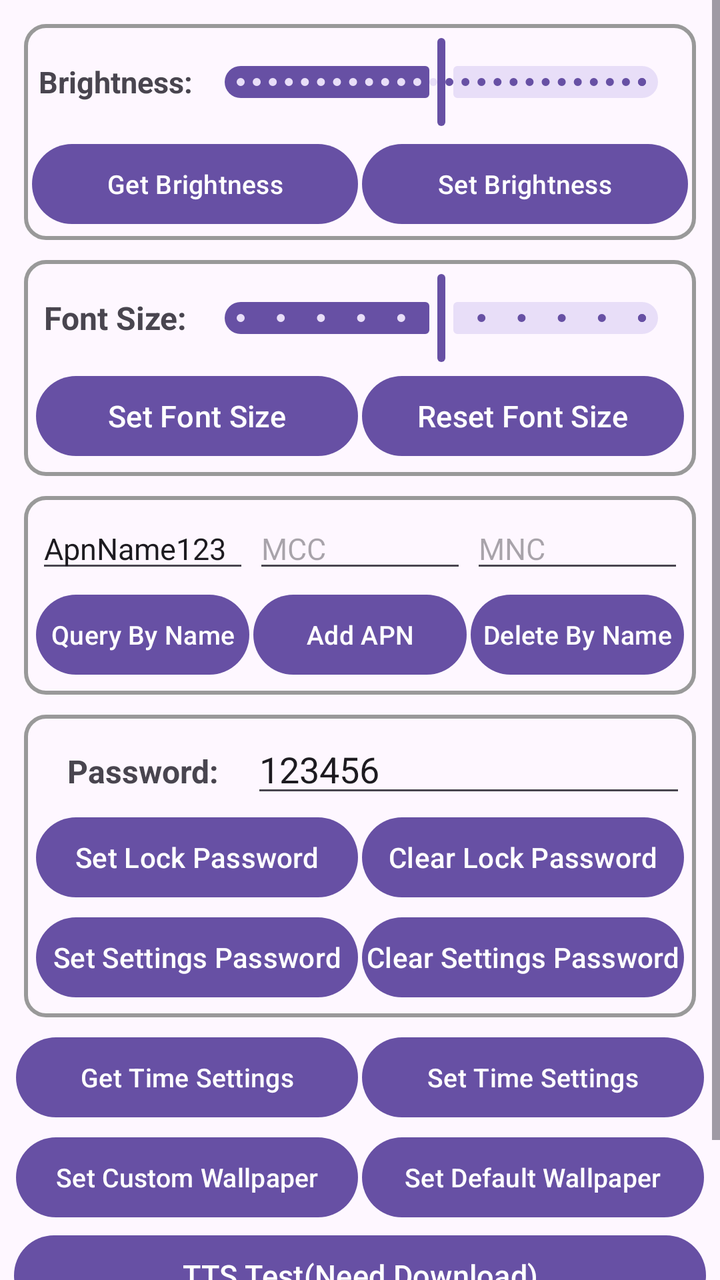
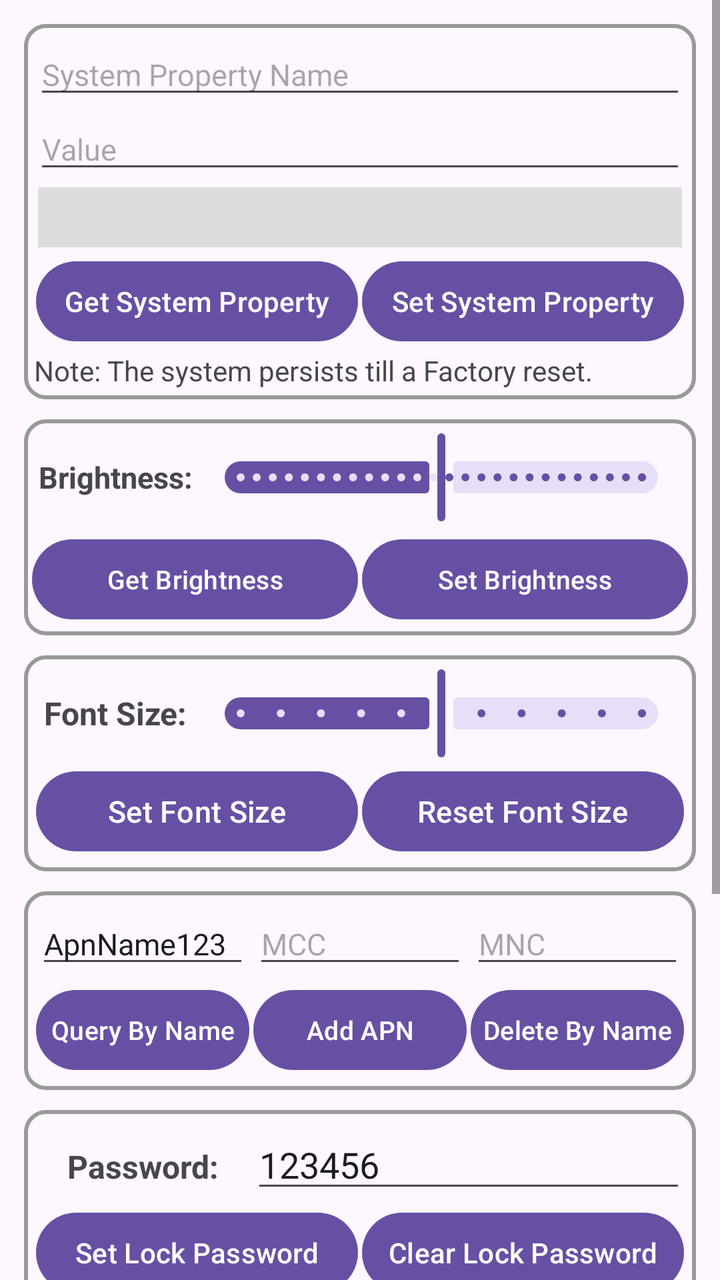

Two renders of the same Android screen: before a commit and after it. Below are the layout's source before the change and the commit's diff.
<!-- AndroidManifest.xml: application theme Theme.POSGeneralSDKDemo -->
<!-- res/layout/activity_settings.xml -->
<?xml version="1.0" encoding="utf-8"?>
<LinearLayout xmlns:android="http://schemas.android.com/apk/res/android"
    xmlns:app="http://schemas.android.com/apk/res-auto"
    xmlns:tools="http://schemas.android.com/tools"
    android:id="@+id/main"
    android:layout_width="match_parent"
    android:layout_height="match_parent"
    android:orientation="vertical">


    <ScrollView
        android:layout_width="match_parent"
        android:layout_height="match_parent">

        <LinearLayout
            android:layout_width="match_parent"
            android:layout_height="wrap_content"
            android:orientation="vertical"
            android:padding="7dp">

            <LinearLayout
                android:layout_width="match_parent"
                android:layout_height="wrap_content"
                android:orientation="vertical"
                android:background="@drawable/border"
                android:layout_margin="5dp"
                >

                <LinearLayout
                    android:layout_width="match_parent"
                    android:layout_height="wrap_content"
                    android:layout_margin="2dp"
                    android:orientation="horizontal">

                    <TextView
                        android:layout_width="0dp"
                        android:layout_height="match_parent"
                        android:layout_weight="1"
                        android:text="Brightness:"
                        android:textSize="15sp"
                        android:textStyle="bold"
                        android:gravity="center"/>

                    <com.google.android.material.slider.Slider
                        android:id="@+id/sliderBrightness"
                        android:layout_width="0dp"
                        android:layout_height="wrap_content"
                        android:layout_weight="3"
                        android:valueFrom="1"
                        android:valueTo="255"
                        android:value="128"
                        android:stepSize="1"/>

                </LinearLayout>

                <LinearLayout
                    android:layout_width="match_parent"
                    android:layout_height="wrap_content"
                    android:orientation="horizontal">

                    <Button
                        android:id="@+id/btnGetBrightness"
                        android:layout_width="0dp"
                        android:layout_height="wrap_content"
                        android:layout_weight="1"
                        android:text="Get Brightness"
                        android:textSize="13sp"
                        android:layout_margin="1dp"
                        android:padding="0dp"/>

                    <Button
                        android:id="@+id/btnSetBrightness"
                        android:layout_width="0dp"
                        android:layout_height="wrap_content"
                        android:layout_weight="1"
                        android:text="Set Brightness"
                        android:textSize="13sp"
                        android:layout_margin="1dp"
                        android:padding="0dp"/>


                </LinearLayout>

            </LinearLayout>

            <LinearLayout
                android:layout_width="match_parent"
                android:layout_height="wrap_content"
                android:layout_margin="5dp"
                android:padding="5dp"
                android:background="@drawable/border"
                android:orientation="vertical">

                <LinearLayout
                    android:layout_width="match_parent"
                    android:layout_height="wrap_content"
                    android:orientation="horizontal">

                    <TextView
                        android:layout_width="0dp"
                        android:layout_height="match_parent"
                        android:layout_weight="1"
                        android:text="Font Size:"
                        android:textSize="16sp"
                        android:textStyle="bold"
                        android:gravity="center" />

                    <com.google.android.material.slider.Slider
                        android:id="@+id/sliderFontSize"
                        android:layout_width="0dp"
                        android:layout_height="wrap_content"
                        android:layout_weight="3"
                        android:valueFrom="0.5"
                        android:valueTo="1.5"
                        android:value="1"
                        android:stepSize="0.1"/>


                </LinearLayout>


                <LinearLayout
                    android:layout_width="match_parent"
                    android:layout_height="wrap_content"
                    android:orientation="horizontal">

                    <Button
                        android:id="@+id/btnSetFontSize"
                        android:layout_width="0dp"
                        android:layout_height="wrap_content"
                        android:layout_weight="1"
                        android:text="Set Font Size"
                        android:textSize="15sp"
                        android:layout_margin="1dp"
                        android:padding="0dp"/>

                    <Button
                        android:id="@+id/btnResetFontSize"
                        android:layout_width="0dp"
                        android:layout_height="wrap_content"
                        android:layout_weight="1"
                        android:text="Reset Font Size"
                        android:layout_margin="1dp"
                        android:textSize="15sp"
                        android:padding="0dp"/>

                </LinearLayout>

            </LinearLayout>

            <LinearLayout
                android:layout_width="match_parent"
                android:layout_height="wrap_content"
                android:layout_margin="5dp"
                android:padding="5dp"
                android:background="@drawable/border"
                android:orientation="vertical">

                <LinearLayout
                    android:layout_width="match_parent"
                    android:layout_height="wrap_content"
                    android:orientation="horizontal">

                    <EditText
                        android:id="@+id/etApnName"
                        android:layout_width="0dp"
                        android:layout_height="wrap_content"
                        android:layout_weight="2"
                        android:layout_margin="1dp"
                        android:textSize="15sp"
                        android:text="ApnName123"
                        android:hint="APN"/>

                    <EditText
                        android:id="@+id/etMobileCountryCode"
                        android:layout_width="0dp"
                        android:layout_height="wrap_content"
                        android:layout_weight="2"
                        android:layout_margin="1dp"
                        android:textSize="15sp"
                        android:hint="MCC"/>

                    <EditText
                        android:id="@+id/etMobileNetworkCode"
                        android:layout_width="0dp"
                        android:layout_height="wrap_content"
                        android:layout_weight="2"
                        android:layout_margin="1dp"
                        android:textSize="15sp"
                        android:hint="MNC"/>


                </LinearLayout>


                <LinearLayout
                    android:layout_width="match_parent"
                    android:layout_height="wrap_content"
                    android:orientation="horizontal">

                    <Button
                        android:id="@+id/btnQueryApnByName"
                        android:layout_width="0dp"
                        android:layout_height="wrap_content"
                        android:layout_weight="1"
                        android:text="Query By Name"
                        android:textSize="13sp"
                        android:layout_margin="1dp"
                        android:padding="0dp"/>

                    <Button
                        android:id="@+id/btnAddApn"
                        android:layout_width="0dp"
                        android:layout_height="wrap_content"
                        android:layout_weight="1"
                        android:text="Add APN"
                        android:layout_margin="1dp"
                        android:textSize="13sp"
                        android:padding="0dp"/>

                    <Button
                        android:id="@+id/btnDeleteApnByName"
                        android:layout_width="0dp"
                        android:layout_height="wrap_content"
                        android:layout_weight="1"
                        android:text="Delete By Name"
                        android:layout_margin="1dp"
                        android:textSize="13sp"
                        android:padding="0dp"/>

                </LinearLayout>

            </LinearLayout>



            <LinearLayout
                android:layout_width="match_parent"
                android:layout_height="wrap_content"
                android:layout_margin="5dp"
                android:padding="5dp"
                android:background="@drawable/border"
                android:orientation="vertical">

                <LinearLayout
                    android:layout_width="match_parent"
                    android:layout_height="wrap_content"
                    android:orientation="horizontal">

                    <TextView
                        android:layout_width="0dp"
                        android:layout_height="wrap_content"
                        android:layout_weight="1"
                        android:text="Password:"
                        android:textSize="16sp"
                        android:textStyle="bold"
                        android:gravity="center" />

                    <EditText
                        android:id="@+id/etPassword"
                        android:layout_width="0dp"
                        android:layout_height="wrap_content"
                        android:layout_weight="2"
                        android:text="123456" />


                </LinearLayout>


                <LinearLayout
                    android:layout_width="match_parent"
                    android:layout_height="wrap_content"
                    android:orientation="horizontal">

                    <Button
                        android:id="@+id/btnSetLockPassword"
                        android:layout_width="0dp"
                        android:layout_height="wrap_content"
                        android:layout_weight="1"
                        android:text="Set Lock Password"
                        android:layout_margin="1dp"
                        android:padding="0dp"/>

                    <Button
                        android:id="@+id/btnClearLockPassword"
                        android:layout_width="0dp"
                        android:layout_height="wrap_content"
                        android:layout_weight="1"
                        android:text="Clear Lock Password"
                        android:layout_margin="1dp"
                        android:padding="0dp"/>

                </LinearLayout>

                <LinearLayout
                    android:layout_width="match_parent"
                    android:layout_height="wrap_content"
                    android:orientation="horizontal">

                    <Button
                        android:id="@+id/btnSetSettingsPassword"
                        android:layout_width="0dp"
                        android:layout_height="wrap_content"
                        android:layout_weight="1"
                        android:text="Set Settings Password"
                        android:layout_margin="1dp"
                        android:padding="0dp"/>

                    <Button
                        android:id="@+id/btnClearSettingsPassword"
                        android:layout_width="0dp"
                        android:layout_height="wrap_content"
                        android:layout_weight="1"
                        android:text="Clear Settings Password"
                        android:layout_margin="1dp"
                        android:padding="0dp"/>

                </LinearLayout>
                
            </LinearLayout>

            <LinearLayout
                android:layout_width="match_parent"
                android:layout_height="wrap_content"
                android:orientation="horizontal">

                <Button
                    android:id="@+id/btnGetTimeSettings"
                    android:layout_width="0dp"
                    android:layout_height="wrap_content"
                    android:layout_weight="1"
                    android:text="Get Time Settings"
                    android:textSize="13sp"
                    android:layout_margin="1dp"
                    android:padding="0dp"/>

                <Button
                    android:id="@+id/btnSetTimeSettings"
                    android:layout_width="0dp"
                    android:layout_height="wrap_content"
                    android:layout_weight="1"
                    android:text="Set Time Settings"
                    android:textSize="13sp"
                    android:layout_margin="1dp"
                    android:padding="0dp"/>

            </LinearLayout>

            <LinearLayout
                android:layout_width="match_parent"
                android:layout_height="wrap_content"
                android:orientation="horizontal">

                <Button
                    android:id="@+id/btnSetCustomWallpaper"
                    android:layout_width="0dp"
                    android:layout_height="wrap_content"
                    android:layout_weight="1"
                    android:text="Set Custom Wallpaper"
                    android:textSize="13sp"
                    android:layout_margin="1dp"
                    android:padding="0dp"/>

                <Button
                    android:id="@+id/btnSetDefaultWallpaper"
                    android:layout_width="0dp"
                    android:layout_height="wrap_content"
                    android:layout_weight="1"
                    android:text="Set Default Wallpaper"
                    android:textSize="13sp"
                    android:layout_margin="1dp"
                    android:padding="0dp"/>

            </LinearLayout>

            <Button
                android:id="@+id/btnTtsTest"
                android:layout_width="match_parent"
                android:layout_height="wrap_content"
                android:textSize="15sp"
                android:text="TTS Test(Need Download)"/>

            <LinearLayout
                android:layout_width="match_parent"
                android:layout_height="wrap_content"
                android:orientation="horizontal">

                <Button
                    android:id="@+id/btnWebViewTestUrovo"
                    android:layout_width="0dp"
                    android:layout_height="wrap_content"
                    android:layout_weight="1"
                    android:text="WebView Test Urovo"
                    android:textSize="12sp"
                    android:layout_margin="1dp"
                    android:padding="0dp"/>

                <Button
                    android:id="@+id/btnWebViewTestLocal"
                    android:layout_width="0dp"
                    android:layout_height="wrap_content"
                    android:layout_weight="1"
                    android:text="WebView Test Local"
                    android:textSize="12sp"
                    android:layout_margin="1dp"
                    android:padding="0dp"/>


            </LinearLayout>


        </LinearLayout>
        
    </ScrollView>

</LinearLayout>
<!-- resources referenced by this layout -->
<resources>
  <!-- drawable border (drawable) -->
  <?xml version="1.0" encoding="utf-8"?>
  <shape xmlns:android="http://schemas.android.com/apk/res/android">
  
      <stroke android:width="2dp" android:color="#999999"/>
      <padding android:bottom="3dp" android:left="3dp" android:right="3dp" android:top="3dp"/>
      <corners android:radius="10dp"/>
  
  </shape>
  <style name="Theme.POSGeneralSDKDemo" parent="Base.Theme.POSGeneralSDKDemo" />
  <style name="Base.Theme.POSGeneralSDKDemo" parent="Theme.Material3.DayNight.NoActionBar">
          
          
      </style>
</resources>

<!-- the commit's change to res/layout/activity_settings.xml (unified diff, before → after) -->
@@ -21,6 +21,76 @@
             <LinearLayout
                 android:layout_width="match_parent"
                 android:layout_height="wrap_content"
+                android:layout_margin="5dp"
+                android:padding="5dp"
+                android:background="@drawable/border"
+                android:orientation="vertical">
+
+
+                <EditText
+                    android:id="@+id/etSystemPropertyKey"
+                    android:layout_width="match_parent"
+                    android:layout_height="wrap_content"
+                    android:layout_weight="3"
+                    android:textSize="15sp"
+                    android:hint="System Property Name"
+                    android:inputType="textNoSuggestions"/>
+
+
+                <EditText
+                    android:id="@+id/etSystemPropertyValue"
+                    android:layout_width="match_parent"
+                    android:layout_height="wrap_content"
+                    android:layout_weight="1"
+                    android:textSize="15sp"
+                    android:hint="Value"
+                    android:inputType="textNoSuggestions"/>
+
+                <Spinner
+                    android:id="@+id/spSystemProperty"
+                    android:layout_width="match_parent"
+                    android:layout_height="30dp"
+                    android:background="#DDDDDD"
+                    android:layout_weight="1"
+                    android:layout_margin="2dp"
+                    />
+
+
+                <LinearLayout
+                    android:layout_width="match_parent"
+                    android:layout_height="wrap_content"
+                    android:orientation="horizontal">
+
+                    <Button
+                        android:id="@+id/btnGetSystemProperty"
+                        android:layout_width="0dp"
+                        android:layout_height="wrap_content"
+                        android:layout_weight="1"
+                        android:text="Get System Property"
+                        android:layout_margin="1dp"
+                        android:padding="0dp"/>
+
+                    <Button
+                        android:id="@+id/btnSetSystemProperty"
+                        android:layout_width="0dp"
+                        android:layout_height="wrap_content"
+                        android:layout_weight="1"
+                        android:text="Set System Property"
+                        android:layout_margin="1dp"
+                        android:padding="0dp"/>
+
+                </LinearLayout>
+
+                <TextView
+                    android:layout_width="match_parent"
+                    android:layout_height="wrap_content"
+                    android:text="Note: The system persists till a Factory reset."/>
+
+            </LinearLayout>
+
+            <LinearLayout
+                android:layout_width="match_parent"
+                android:layout_height="wrap_content"
                 android:orientation="vertical"
                 android:background="@drawable/border"
                 android:layout_margin="5dp"
